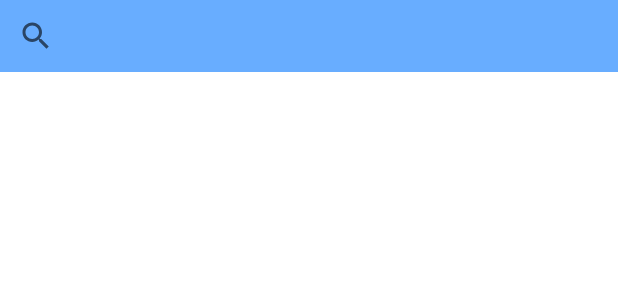
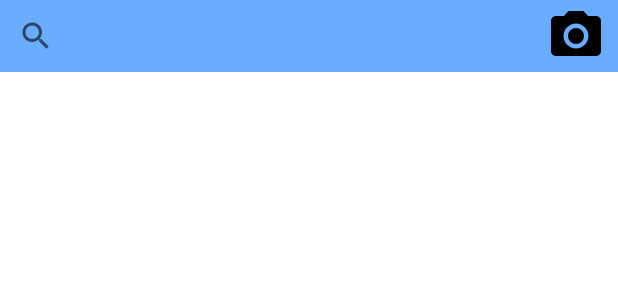
Before and after one commit to MuhammadMiqdad/FreshFind_Android, an Android app: the layout fragment_notifications.xml on its own in the app's theme, with its tools: preview values and no code run, on a phone screen of 412 x 824 dp. Shown: the top 300 px of the screen. Run offline under Robolectric (Android 15) with nearby library versions, the phone set to English and light mode, and no system bars.

```diff
--- a/app/src/main/AndroidManifest.xml
+++ b/app/src/main/AndroidManifest.xml
@@ -3,6 +3,9 @@
     xmlns:tools="http://schemas.android.com/tools">
 
     <uses-permission android:name="android.permission.CAMERA" />
+    <uses-permission android:name="android.permission.WRITE_EXTERNAL_STORAGE"/>
+    <uses-permission android:name="android.permission.READ_EXTERNAL_STORAGE"/>
+
 
     <application
         android:allowBackup="true"
--- a/app/src/main/java/com/dicoding/freshfind/MainActivity.kt
+++ b/app/src/main/java/com/dicoding/freshfind/MainActivity.kt
@@ -26,7 +26,7 @@ class MainActivity : AppCompatActivity() {
         // menu should be considered as top level destinations.
         val appBarConfiguration = AppBarConfiguration(
             setOf(
-                R.id.navigation_home, R.id.navigation_dashboard, R.id.navigation_notifications
+                R.id.navigation_home, R.id.navigation_favorite, R.id.navigation_transaction
             )
         )
         setupActionBarWithNavController(navController, appBarConfiguration)
--- a/app/src/main/java/com/dicoding/freshfind/ui/HomeSearchActivity.kt
+++ b/app/src/main/java/com/dicoding/freshfind/ui/HomeSearchActivity.kt
@@ -19,14 +19,13 @@ class HomeSearchActivity : AppCompatActivity() {
         binding = ActivityHomeSearchBinding.inflate(layoutInflater)
         setContentView(binding.root)
         enableEdgeToEdge()
-        setContentView(R.layout.activity_home_search)
-        val imagePath = intent.getStringExtra("image_path")
+
         ViewCompat.setOnApplyWindowInsetsListener(findViewById(R.id.main)) { v, insets ->
             val systemBars = insets.getInsets(WindowInsetsCompat.Type.systemBars())
             v.setPadding(systemBars.left, systemBars.top, systemBars.right, systemBars.bottom)
             insets
         }
-
+        val imagePath = intent.getStringExtra("image_path")
         if (imagePath != null) {
             val imgFile = File(imagePath)
             if (imgFile.exists()) {
--- a/app/src/main/res/layout/fragment_notifications.xml
+++ b/app/src/main/res/layout/fragment_notifications.xml
@@ -12,4 +12,15 @@
         android:layout_width="match_parent"
         android:layout_height="wrap_content"
         android:background="#68ADFF"/>
+
+    <ImageView
+        android:id="@+id/camera_icon"
+        android:layout_width="40dp"
+        android:layout_height="40dp"
+        android:src="@drawable/ic_camera"
+        android:contentDescription="Camera Icon"
+        android:layout_marginEnd="8dp"
+        app:layout_constraintTop_toTopOf="parent"
+        app:layout_constraintEnd_toEndOf="parent"
+        app:layout_constraintBottom_toBottomOf="@id/search_bar" />
 </androidx.constraintlayout.widget.ConstraintLayout>
--- a/app/src/main/res/menu/bottom_nav_menu.xml
+++ b/app/src/main/res/menu/bottom_nav_menu.xml
@@ -7,12 +7,12 @@
         android:title="@string/title_home" />
 
     <item
-        android:id="@+id/navigation_dashboard"
+        android:id="@+id/navigation_favorite"
         android:icon="@drawable/baseline_favorite_24"
         android:title="@string/title_favorite" />
 
     <item
-        android:id="@+id/navigation_notifications"
+        android:id="@+id/navigation_transaction"
         android:icon="@drawable/baseline_history_24"
         android:title="@string/title_transaction" />
 
--- a/app/src/main/res/navigation/mobile_navigation.xml
+++ b/app/src/main/res/navigation/mobile_navigation.xml
@@ -12,13 +12,13 @@
         tools:layout="@layout/fragment_home" />
 
     <fragment
-        android:id="@+id/navigation_dashboard"
+        android:id="@+id/navigation_favorite"
         android:name="com.dicoding.freshfind.ui.dashboard.FavoriteFragment"
         android:label="@string/title_favorite"
         tools:layout="@layout/fragment_favorite" />
 
     <fragment
-        android:id="@+id/navigation_notifications"
+        android:id="@+id/navigation_transaction"
         android:name="com.dicoding.freshfind.ui.notifications.NotificationsFragment"
         android:label="@string/title_transaction"
         tools:layout="@layout/fragment_notifications" />
```
Also changed, not shown: app/src/main/res/layout/fragment_favorite.xml (+11 -0 lines), app/src/main/res/layout/fragment_home.xml (+5 -5 lines), app/src/main/java/com/dicoding/freshfind/ui/CameraXActivity.kt (line endings or trailing spaces).
